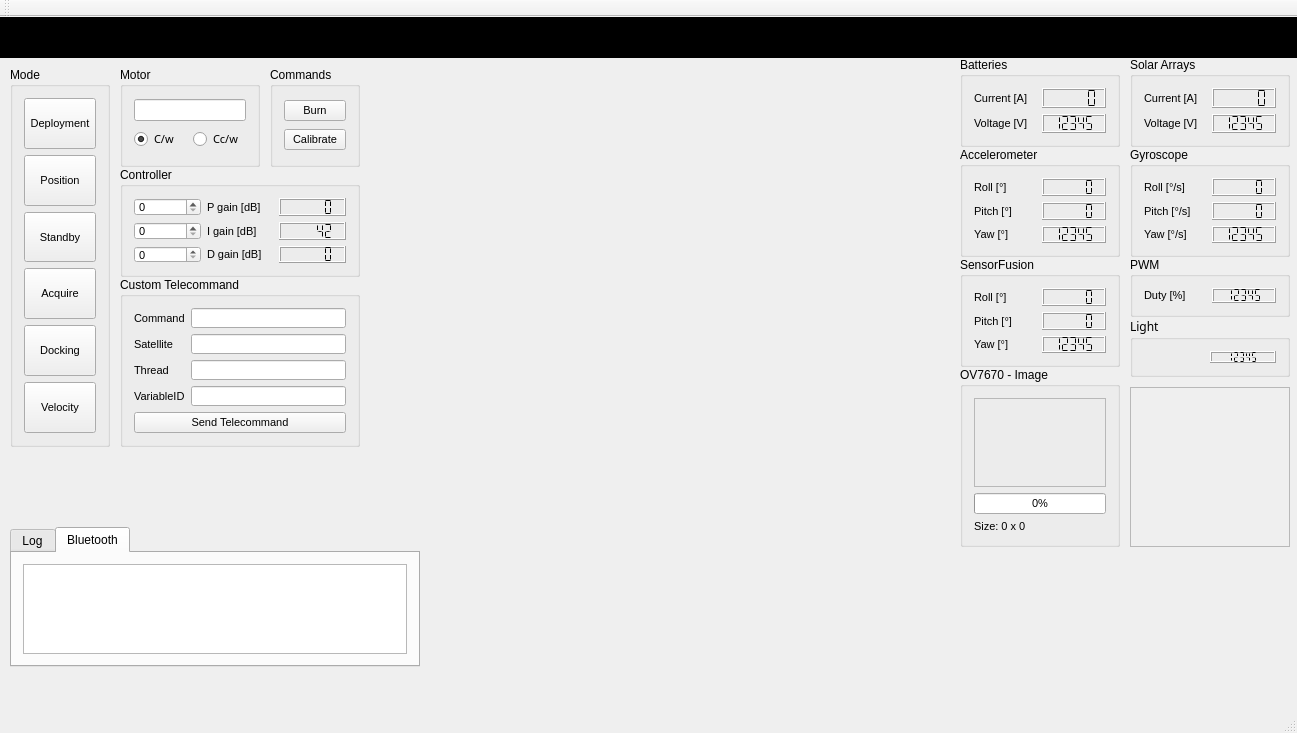
Above: groundstation.ui from Angele-/FloatSat_GroundStation before the change. Below: the same form after it.
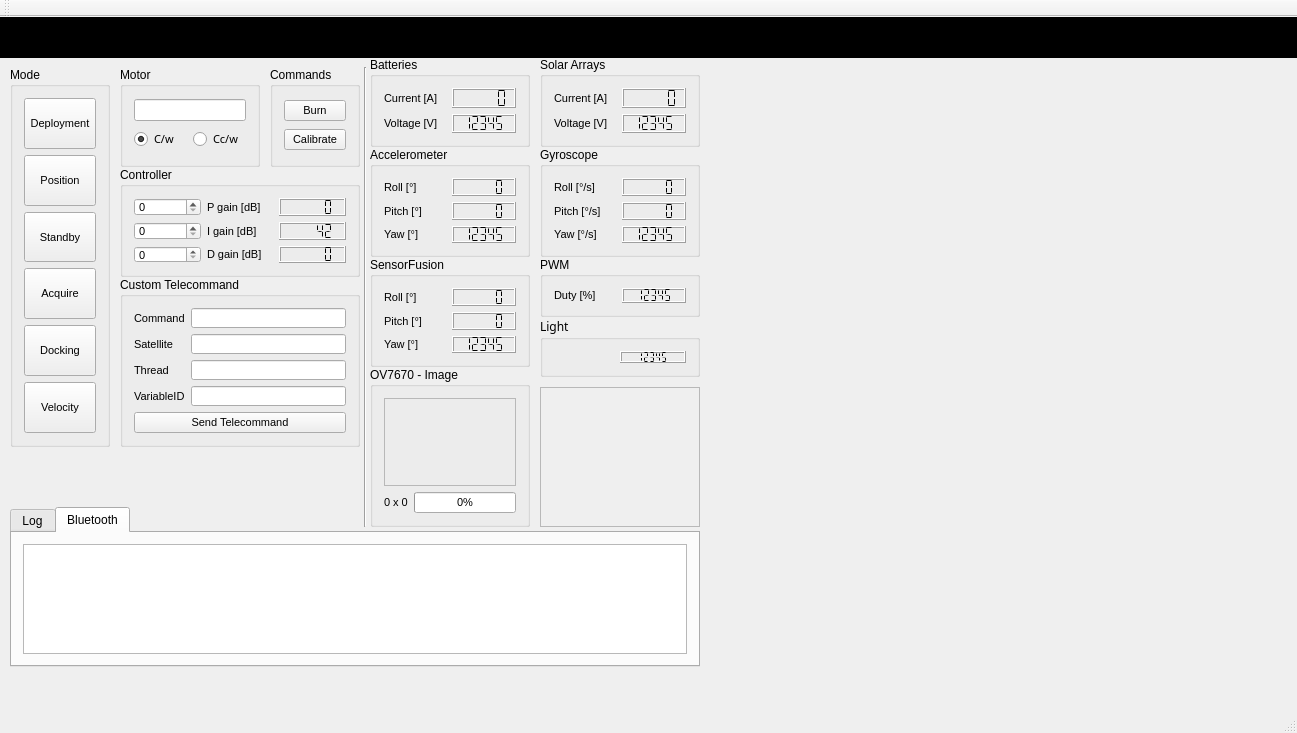
That is the form after the change. The open tabs and pages were chosen to show the change. Custom widgets are drawn as their Qt base class.

Patch:
```diff
--- a/groundstation.ui
+++ b/groundstation.ui
@@ -332,10 +332,10 @@
    <widget class="QFrame" name="frame">
     <property name="geometry">
      <rect>
-      <x>1130</x>
+      <x>540</x>
       <y>370</y>
       <width>160</width>
-      <height>160</height>
+      <height>140</height>
      </rect>
     </property>
     <property name="frameShape">
@@ -353,7 +353,7 @@
    <widget class="QGroupBox" name="groupBox_SolarArrays">
     <property name="geometry">
      <rect>
-      <x>1130</x>
+      <x>540</x>
       <y>40</y>
       <width>160</width>
       <height>90</height>
@@ -482,10 +482,10 @@
    <widget class="QGroupBox" name="groupBox_2">
     <property name="geometry">
      <rect>
-      <x>960</x>
+      <x>370</x>
       <y>350</y>
       <width>160</width>
-      <height>180</height>
+      <height>160</height>
      </rect>
     </property>
     <property name="font">
@@ -524,6 +524,26 @@
       </widget>
      </item>
      <item>
+      <layout class="QHBoxLayout" name="horizontalLayout_7">
+       <item>
+        <widget class="QLabel" name="img_size_lbl">
+         <property name="sizePolicy">
+          <sizepolicy hsizetype="Preferred" vsizetype="Minimum">
+           <horstretch>0</horstretch>
+           <verstretch>0</verstretch>
+          </sizepolicy>
+         </property>
+         <property name="font">
+          <font>
+           <pointsize>8</pointsize>
+          </font>
+         </property>
+         <property name="text">
+          <string>0 x 0</string>
+         </property>
+        </widget>
+       </item>
+       <item>
       <widget class="QProgressBar" name="picRecieveStatus">
        <property name="sizePolicy">
         <sizepolicy hsizetype="Expanding" vsizetype="Minimum">
@@ -544,23 +564,7 @@
        </property>
       </widget>
      </item>
-     <item>
-      <widget class="QLabel" name="img_size_lbl">
-       <property name="sizePolicy">
-        <sizepolicy hsizetype="Preferred" vsizetype="Minimum">
-         <horstretch>0</horstretch>
-         <verstretch>0</verstretch>
-        </sizepolicy>
-       </property>
-       <property name="font">
-        <font>
-         <pointsize>8</pointsize>
-        </font>
-       </property>
-       <property name="text">
-        <string>Size: 0 x 0</string>
-       </property>
-      </widget>
+      </layout>
      </item>
     </layout>
    </widget>
@@ -568,9 +572,9 @@
     <property name="geometry">
      <rect>
       <x>10</x>
-      <y>510</y>
-      <width>410</width>
-      <height>140</height>
+      <y>490</y>
+      <width>690</width>
+      <height>160</height>
      </rect>
     </property>
     <property name="font">
@@ -605,7 +609,7 @@
    <widget class="QGroupBox" name="groupBox_PWM">
     <property name="geometry">
      <rect>
-      <x>1130</x>
+      <x>540</x>
       <y>240</y>
       <width>160</width>
       <height>60</height>
@@ -657,7 +661,7 @@
    <widget class="QGroupBox" name="groupBox_Batteries">
     <property name="geometry">
      <rect>
-      <x>960</x>
+      <x>370</x>
       <y>40</y>
       <width>160</width>
       <height>90</height>
@@ -735,7 +739,7 @@
    <widget class="QGroupBox" name="groupBox_Accelerometer">
     <property name="geometry">
      <rect>
-      <x>960</x>
+      <x>370</x>
       <y>130</y>
       <width>160</width>
       <height>110</height>
@@ -839,7 +843,7 @@
    <widget class="QGroupBox" name="groupBox_Gyroscope">
     <property name="geometry">
      <rect>
-      <x>1130</x>
+      <x>540</x>
       <y>130</y>
       <width>160</width>
       <height>110</height>
@@ -949,7 +953,7 @@
    <widget class="QGroupBox" name="groupBox_SensorFusion">
     <property name="geometry">
      <rect>
-      <x>960</x>
+      <x>370</x>
       <y>240</y>
       <width>160</width>
       <height>110</height>
@@ -1340,7 +1344,7 @@
    <widget class="QGroupBox" name="groupBox_Light">
     <property name="geometry">
      <rect>
-      <x>1130</x>
+      <x>540</x>
       <y>300</y>
       <width>160</width>
       <height>60</height>
@@ -1397,14 +1401,27 @@
    <widget class="QWidget" name="verticalLayoutWidget">
     <property name="geometry">
      <rect>
-      <x>420</x>
+      <x>700</x>
       <y>50</y>
-      <width>520</width>
+      <width>590</width>
       <height>600</height>
      </rect>
     </property>
     <layout class="QVBoxLayout" name="graphLayout1"/>
    </widget>
+   <widget class="Line" name="line">
+    <property name="geometry">
+     <rect>
+      <x>360</x>
+      <y>50</y>
+      <width>10</width>
+      <height>460</height>
+     </rect>
+    </property>
+    <property name="orientation">
+     <enum>Qt::Vertical</enum>
+    </property>
+   </widget>
   </widget>
   <widget class="QMenuBar" name="menuBar">
    <property name="geometry">
```
Left out of the diff: 2 changed lines with no effect on the pictures. Lines whose indentation alone changed are shown as unchanged.
